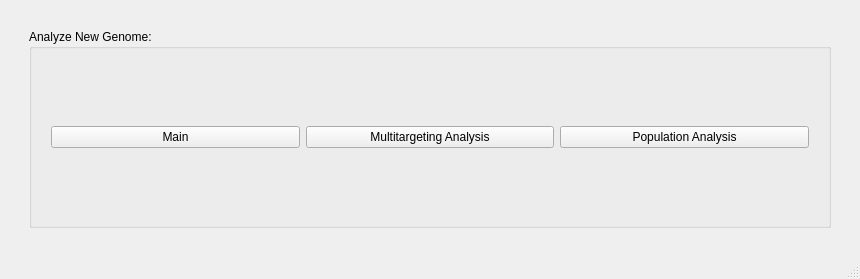
First picture: the form in newgenomenavigationpage.ui, repository TrinhLab/CASPERapp, before the edit.
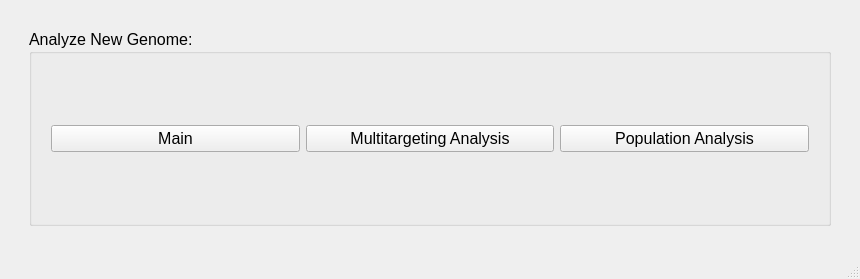
Second picture: the form after the edit.

Patch:
```diff
--- a/newgenomenavigationpage.ui
+++ b/newgenomenavigationpage.ui
@@ -10,6 +10,11 @@
     <height>279</height>
    </rect>
   </property>
+  <property name="font">
+   <font>
+    <pointsize>12</pointsize>
+   </font>
+  </property>
   <property name="windowTitle">
    <string>MainWindow</string>
   </property>
```
